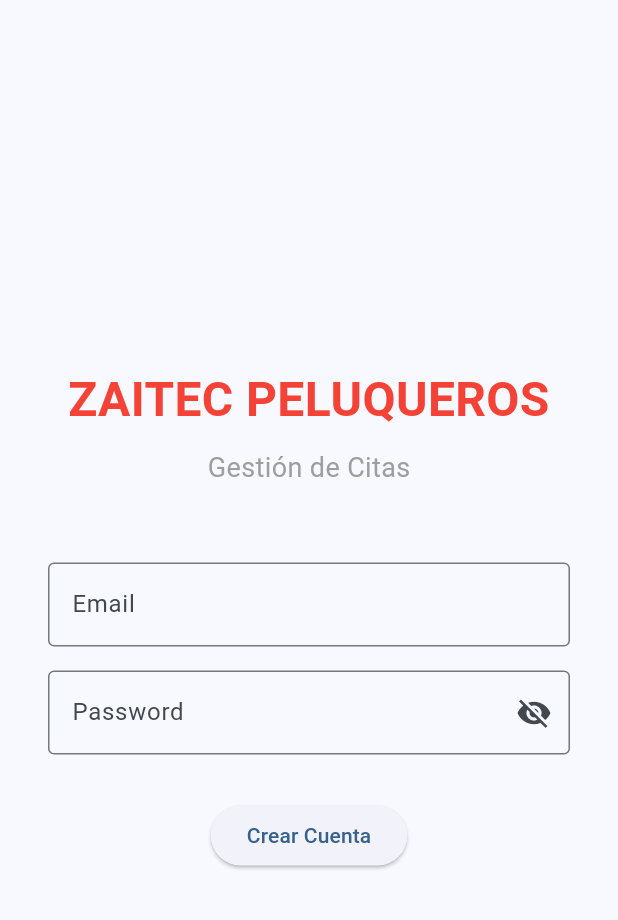
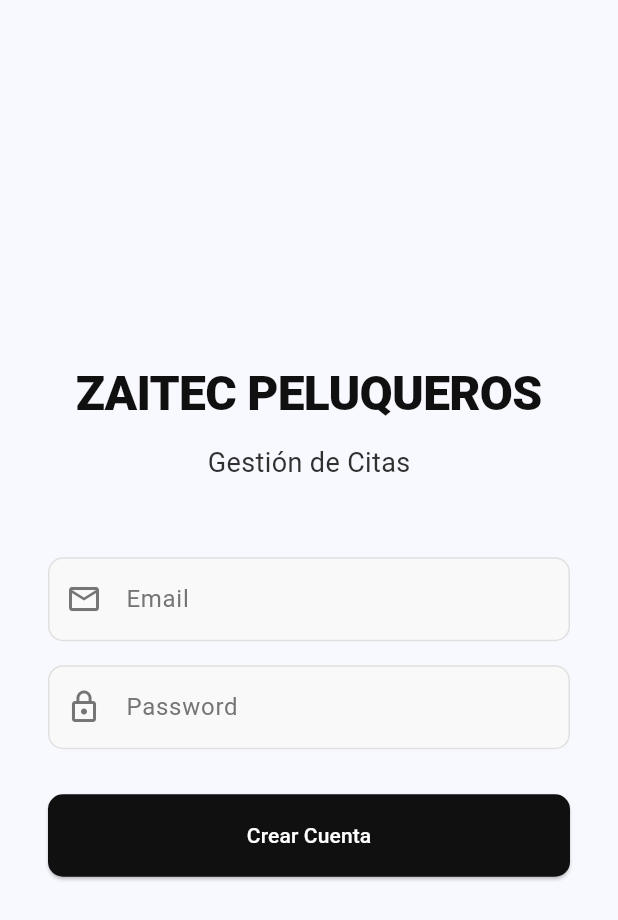
Before and after one commit to EduardoRiedel/gestion-inventario-zaitec, a Flutter app: the screen it shows after launch, after a tap on "¿No tienes cuenta? Regístrate aquí", on a phone screen of 412 x 824 dp. Shown: the top 920 px of the screen. Run offline on Flutter 3.47's test engine with Material 3 defaults, Android fonts, the phone set to English and light mode, and no system bars; our stand-ins replace firebase_core, table_calendar; accounts and stored records are empty.

Commit message:
pagina de citas

```diff
--- a/gestion_inventario_zaitec/lib/pages/login_page.dart
+++ b/gestion_inventario_zaitec/lib/pages/login_page.dart
@@ -1,5 +1,7 @@
 import 'package:flutter/material.dart';
 import 'registration__page.dart';
+import '../styles.dart';
+import 'citas_page.dart';
 
 class LoginPage extends StatefulWidget {
   const LoginPage({super.key});
@@ -42,65 +44,53 @@ class _LoginPageState extends State<LoginPage> {
             child: Column(
               mainAxisAlignment: MainAxisAlignment.center,
               children: [
+
                 // PRUEBA: Título con color rojo fuerte para que lo veas sí o sí
-                const Text(
-                  'ZAITEC PELUQUEROS',
-                  textAlign: TextAlign.center,
-                  style: TextStyle(
-                    fontSize: 32,
-                    fontWeight: FontWeight.bold,
-                    color: Colors.red, // Cámbialo a rojo solo para probar
-                  ),
-                ),
+                Text('ZAITEC PELUQUEROS', style: AppStyles.tituloPrincipal),
                 const SizedBox(height: 10),
-                const Text(
-                  'Gestión de Citas',
-                  style: TextStyle(fontSize: 18, color: Colors.grey),
-                ),
+
+                Text('Gestión de Citas', style: AppStyles.subtitulo),
+
                 const SizedBox(height: 50),
 
                 // Campos de texto
                 TextField(
                   controller: _emailController,
-                  decoration: const InputDecoration(
-                    labelText: 'Email',
-                    border: OutlineInputBorder(),
-                  ),
+                  decoration: AppStyles.fieldDecoration('Email', Icons.email_outlined), // Icono más fino
                 ),
+
                 const SizedBox(height: 16),
+
                 TextField(
                   controller: _passwordController,
                   obscureText: _obscurePassword,
-                  decoration: InputDecoration(
-                    labelText: 'Password',
-                    border: const OutlineInputBorder(),
-                    suffixIcon: IconButton(
-                      icon: Icon(
-                        _obscurePassword ? Icons.visibility_off : Icons.visibility,
-                      ),
-                      onPressed: () => setState(() => _obscurePassword = !_obscurePassword),
-                    ),
-                  ),
+                  // Usamos Icons.lock_outline para el look minimalista
+                  decoration: AppStyles.fieldDecoration('Password', Icons.lock_outline),
                 ),
-                const SizedBox(height: 30),
+
                 const SizedBox(height: 30),
 
-                // Botón de Login principal
                 ElevatedButton(
-                  style: ElevatedButton.styleFrom(
-                    minimumSize: const Size(double.infinity, 50),
-                    backgroundColor: Colors.blueAccent,
-                    foregroundColor: Colors.white,
-                  ),
-                  onPressed: _login,
-                  child: const Text('Login'),
+                  style: AppStyles.botonPrincipal,
+                  onPressed: () {
+                    // ESTO es lo que hace el salto de página:
+                    Navigator.push(
+                      context,
+                      MaterialPageRoute(builder: (context) => const AgendaPage()),
+                    );
+                  },
+                  child: const Text('INICIAR SESIÓN'),
                 ),
+
+
 
                 const SizedBox(height: 20),
 
-                // NUEVO BOTÓN: Para usuarios sin cuenta
-                TextButton(
+                // BOTÓN DE REGISTRO
+                OutlinedButton(
+                  style: AppStyles.botonSecundarioOutlined,
                   onPressed: () {
+                    // ESTO es lo que hace el salto de página:
                     Navigator.push(
                       context,
                       MaterialPageRoute(builder: (context) => const RegisterPage()),
--- a/gestion_inventario_zaitec/lib/pages/registration__page.dart
+++ b/gestion_inventario_zaitec/lib/pages/registration__page.dart
@@ -1,5 +1,6 @@
 import 'package:flutter/material.dart';
 import 'package:gestion_inventario_zaitec/pages/login_page.dart';
+import '../styles.dart';
 
 class RegisterPage extends StatefulWidget {
   const RegisterPage({super.key});
@@ -31,48 +32,32 @@ class _RegisterPageState extends State<RegisterPage> {
             child: Column(
               mainAxisAlignment: MainAxisAlignment.center,
               children: [
+
                 // PRUEBA: Título con color rojo fuerte para que lo veas sí o sí
-                const Text(
-                  'ZAITEC PELUQUEROS',
-                  textAlign: TextAlign.center,
-                  style: TextStyle(
-                    fontSize: 32,
-                    fontWeight: FontWeight.bold,
-                    color: Colors.red, // Cámbialo a rojo solo para probar
-                  ),
-                ),
+                Text('ZAITEC PELUQUEROS', style: AppStyles.tituloPrincipal),
                 const SizedBox(height: 10),
-                const Text(
-                  'Gestión de Citas',
-                  style: TextStyle(fontSize: 18, color: Colors.grey),
-                ),
+
+                Text('Gestión de Citas', style: AppStyles.subtitulo),
+
                 const SizedBox(height: 50),
 
                 // Campos de texto
                 TextField(
                   controller: _emailController,
-                  decoration: const InputDecoration(
-                    labelText: 'Email',
-                    border: OutlineInputBorder(),
-                  ),
+                  decoration: AppStyles.fieldDecoration('Email', Icons.email_outlined), // Icono más fino
                 ),
+
                 const SizedBox(height: 16),
+
                 TextField(
                   controller: _passwordController,
                   obscureText: _obscurePassword,
-                  decoration: InputDecoration(
-                    labelText: 'Password',
-                    border: const OutlineInputBorder(),
-                    suffixIcon: IconButton(
-                      icon: Icon(
-                        _obscurePassword ? Icons.visibility_off : Icons.visibility,
-                      ),
-                      onPressed: () => setState(() => _obscurePassword = !_obscurePassword),
-                    ),
-                  ),
+                  // Usamos Icons.lock_outline para el look minimalista
+                  decoration: AppStyles.fieldDecoration('Password', Icons.lock_outline),
                 ),
                 const SizedBox(height: 30),
                 ElevatedButton(
+                  style: AppStyles.botonPrincipal,
                   onPressed: () {
                     Navigator.push(
                       context,
--- /dev/null
+++ b/gestion_inventario_zaitec/lib/styles.dart
@@ -0,0 +1,81 @@
+import 'package:flutter/material.dart';
+
+class AppStyles {
+  // --- 1. PALETA DE COLORES (Monocromática) ---
+  static const Color black = Color(0xFF101010); // Negro suave, más elegante
+  static const Color darkGrey = Color(0xFF303030); // Gris oscuro (para textos secundarios)
+  static const Color grey = Color(0xFF757575); // Gris medio
+  static const Color lightGrey = Color(0xFFE0E0E0); // Gris claro (para bordes suaves)
+  static const Color offWhite = Color(0xFFF9F9F9); // Blanco hueso (para fondos alternativos)
+  static const Color white = Colors.white;
+
+  // --- 2. COLORES SEMÁNTICOS DE LA APP ---
+  static const Color primaryColor = black; // Usamos negro como color de acento principal
+  static const Color backgroundColor = white;
+  static const Color errorColor = Colors.red;
+
+  // --- 3. TEXTOS (Como tus H1, H2 en CSS) ---
+  static const TextStyle tituloPrincipal = TextStyle(
+    fontSize: 32,
+    fontWeight: FontWeight.w800, // Extra bold para un look moderno
+    color: primaryColor,
+    letterSpacing: -0.5, // Letras un poco más juntas (muy moderno)
+  );
+
+  static const TextStyle subtitulo = TextStyle(
+    fontSize: 18,
+    color: darkGrey,
+    fontWeight: FontWeight.w400,
+  );
+
+  static const TextStyle bodyText = TextStyle(
+    fontSize: 16,
+    color: primaryColor,
+    fontWeight: FontWeight.w400,
+  );
+
+  // --- 4. INPUTS (Estilo de los cuadros de texto minimalista) ---
+  static InputDecoration fieldDecoration(String label, IconData icon) {
+    return InputDecoration(
+      labelText: label,
+      labelStyle: const TextStyle(color: grey), // Color de la etiqueta por defecto
+      prefixIcon: Icon(icon, color: grey), // Icono en gris
+      filled: true,
+      fillColor: offWhite, // Fondo grisáceo muy claro
+      border: OutlineInputBorder(
+        borderRadius: BorderRadius.circular(10), // Bordes redondeados más suaves
+        borderSide: BorderSide.none, // Quitamos el borde por defecto
+      ),
+      enabledBorder: OutlineInputBorder(
+        borderRadius: BorderRadius.circular(10),
+        borderSide: const BorderSide(color: lightGrey), // Borde gris claro cuando no está seleccionado
+      ),
+      focusedBorder: OutlineInputBorder(
+        borderRadius: BorderRadius.circular(10),
+        borderSide: const BorderSide(color: primaryColor, width: 2), // Borde negro cuando estás escribiendo
+      ),
+    );
+  }
+
+  // --- 5. BOTONES PRINCIPALES (Negro) ---
+  static final ButtonStyle botonPrincipal = ElevatedButton.styleFrom(
+    backgroundColor: black, // Fondo negro
+    foregroundColor: white, // Texto blanco
+    minimumSize: const Size(double.infinity, 55),
+    shape: RoundedRectangleBorder(
+      borderRadius: BorderRadius.circular(10),
+    ),
+    elevation: 1, // Elevación mínima para un look plano/minimalista
+  );
+
+  // --- 6. BOTONES SECUNDARIOS / OUTLINED (Blanco con borde negro) ---
+  // Úsalo para "¿No tienes cuenta? Regístrate aquí"
+  static final ButtonStyle botonSecundarioOutlined = OutlinedButton.styleFrom(
+    foregroundColor: black, // Texto negro
+    side: const BorderSide(color: black, width: 1.5), // Borde negro
+    minimumSize: const Size(double.infinity, 55),
+    shape: RoundedRectangleBorder(
+      borderRadius: BorderRadius.circular(10),
+    ),
+  );
+}
--- a/gestion_inventario_zaitec/pubspec.yaml
+++ b/gestion_inventario_zaitec/pubspec.yaml
@@ -35,6 +35,7 @@ dependencies:
   # Use with the CupertinoIcons class for iOS style icons.
   cupertino_icons: ^1.0.8
   firebase_core: ^4.5.0
+  table_calendar: ^3.2.0
 
 dev_dependencies:
   flutter_test:
```
Also changed, not shown: gestion_inventario_zaitec/lib/pages/citas_page.dart (added, +311 -0 lines), gestion_inventario_zaitec/pubspec.lock.
